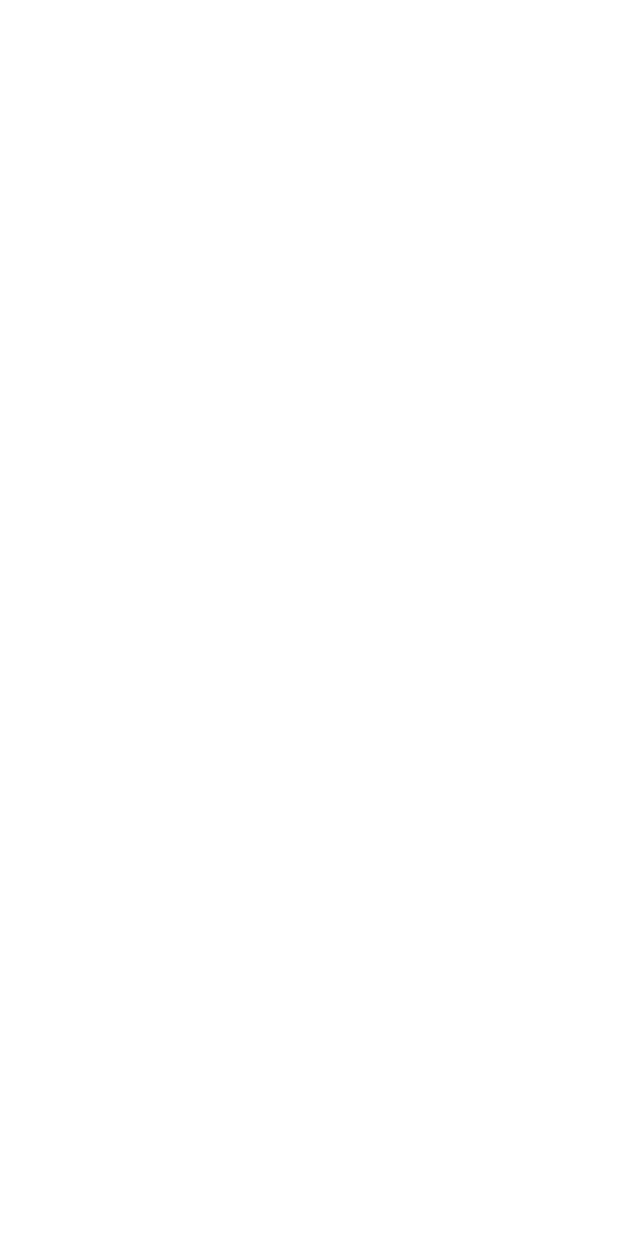
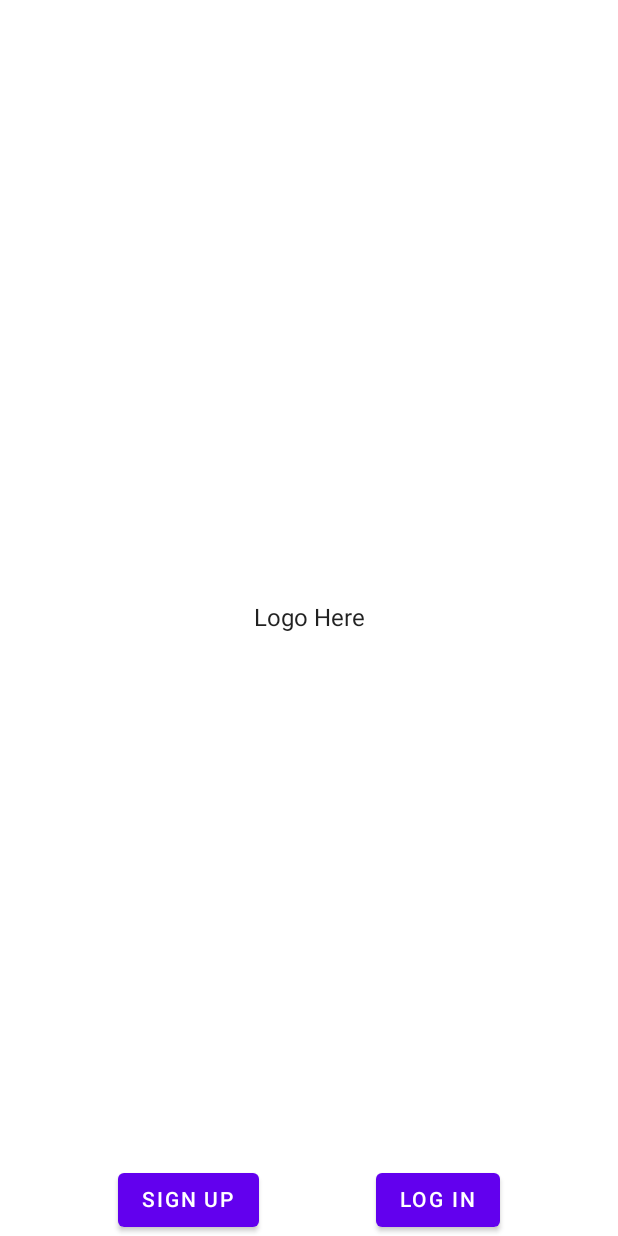
Before and after one commit to myotive/compose-dev-challenge-3, an Android app built with Jetpack Compose: the screen it shows after launch (MainActivity), on a phone screen of 412 x 824 dp. Before the commit the screen is empty. Run offline under Robolectric (Android 15) with nearby library versions, the phone set to English and light mode, and no system bars; our stand-ins replace Timber.

Commit message:
Add Welcome Screen

```diff
--- a/app/src/main/java/com/example/androiddevchallenge/MainActivity.kt
+++ b/app/src/main/java/com/example/androiddevchallenge/MainActivity.kt
@@ -28,6 +28,7 @@ import androidx.navigation.compose.NavHost
 import androidx.navigation.compose.composable
 import androidx.navigation.compose.navigate
 import androidx.navigation.compose.rememberNavController
+import com.example.androiddevchallenge.screens.WelcomeScreen
 import com.example.androiddevchallenge.ui.theme.MyTheme
 
 class MainActivity : AppCompatActivity() {
@@ -51,7 +52,9 @@ fun MyApp() {
         NavHost(navController = navController, startDestination = "welcome") {
 
             composable(route = "welcome") {
+                WelcomeScreen(){
 
+                }
             }
 
             composable(route = "login") {
--- /dev/null
+++ b/app/src/main/java/com/example/androiddevchallenge/screens/WelcomeScreen.kt
@@ -0,0 +1,59 @@
+package com.example.androiddevchallenge.screens
+
+import androidx.compose.foundation.layout.Arrangement
+import androidx.compose.foundation.layout.Box
+import androidx.compose.foundation.layout.Column
+import androidx.compose.foundation.layout.Row
+import androidx.compose.foundation.layout.fillMaxSize
+import androidx.compose.foundation.layout.fillMaxWidth
+import androidx.compose.material.Button
+import androidx.compose.material.Text
+import androidx.compose.runtime.Composable
+import androidx.compose.ui.Alignment
+import androidx.compose.ui.Modifier
+import androidx.compose.ui.text.style.TextAlign
+import androidx.compose.ui.tooling.preview.Preview
+import timber.log.Timber
+
+@Composable
+fun WelcomeScreen(
+    onLogin: () -> Unit = {},
+    onSignUp: () -> Unit = {}
+) {
+    Box(
+        modifier = Modifier.fillMaxSize(),
+    ) {
+        Text(
+            modifier = Modifier.fillMaxWidth().align(alignment = Alignment.Center),
+            textAlign = TextAlign.Center,
+            text = "Logo Here"
+        )
+
+        Row(
+            modifier = Modifier.fillMaxWidth().align(alignment = Alignment.BottomCenter),
+            verticalAlignment = Alignment.Bottom,
+            horizontalArrangement = Arrangement.SpaceEvenly
+        ){
+            Button(
+                onClick = {
+                    Timber.i("Sign Up Clicked")
+                    onSignUp()
+                }) {
+                Text(text = "SIGN UP")
+            }
+
+            Button(
+                onClick = {
+                    Timber.i("Login Clicked")
+                    onLogin()
+                }) {
+                Text(text = "LOG IN")
+            }
+        }
+    }
+}
+
+
+@Composable
+@Preview
+fun WelcomeScreenPreview() = WelcomeScreen()
```
